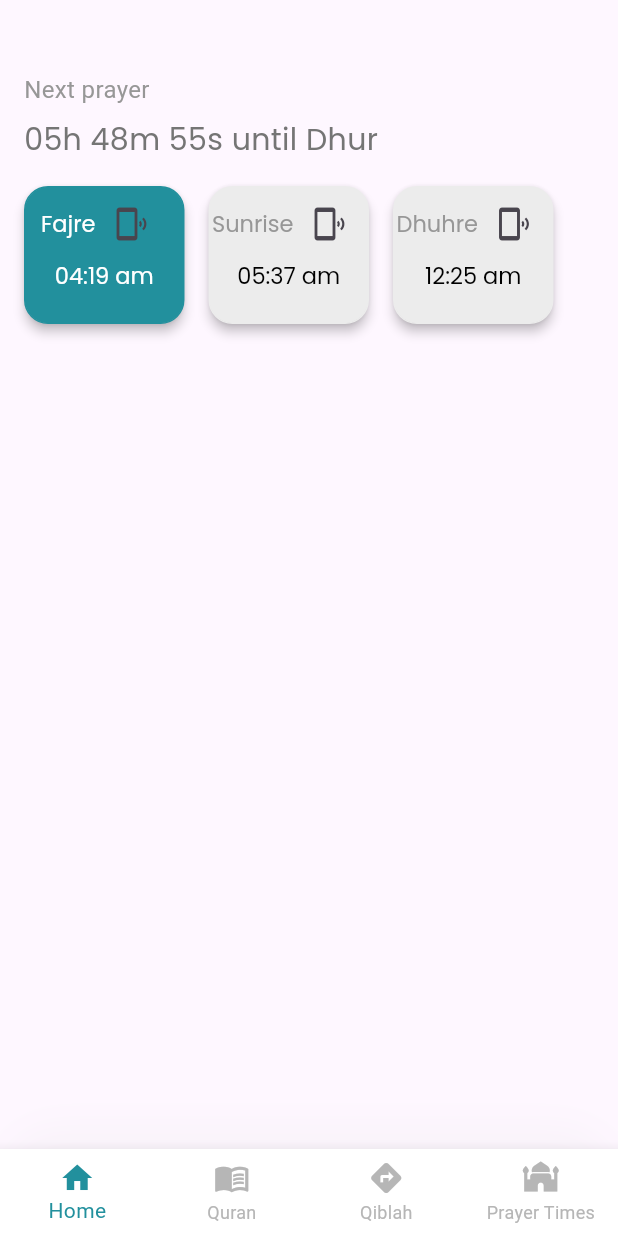
After one commit to azizktata/Quran_app, a Flutter app: the screen it shows after launch, after a tap on the "phonelink ring" icon, on a phone screen of 412 x 824 dp. The commit adds this screen. Run offline on Flutter 3.47's test engine with Material 3 defaults, Android fonts, the phone set to English and light mode, and no system bars; our stand-ins replace google_fonts.

Commit message:
new changes (bottom navbar, home screen)

```diff
--- a/lib/GlobalHelpers/constants.dart
+++ /dev/null
@@ -1,34 +0,0 @@
-var languagesLetters = [
-  {
-    "ar": [
-      "أ",
-      "ب",
-      "ت",
-      "ث",
-      "ج",
-      "ح",
-      "خ",
-      "د",
-      "ذ",
-      "ر",
-      "ز",
-      "س",
-      "ش",
-      "ص",
-      "ض",
-      "ط",
-      "ظ",
-      "ع",
-      "غ",
-      "ف",
-      "ق",
-      "ك",
-      "ل",
-      "م",
-      "ن",
-      "ه",
-      "و",
-      "ي"
-    ]
-  }
-];
--- /dev/null
+++ b/lib/constants.dart
@@ -0,0 +1,50 @@
+
+import 'dart:ui';
+
+import 'package:flutter/material.dart';
+
+const kPrimaryColor = Color(0xFF22909D);
+const kPrimaryLightColor = Color(0xFFececec);
+const kPrimaryLightColor3 = Color(0xFF9d9d9d);
+const kPrimaryGradientColor = LinearGradient(
+  begin: Alignment.topLeft,
+  end: Alignment.bottomRight,
+  colors: [Color(0xFFFFA53E), Color(0xFFFF7643)],
+);
+const kSecondaryColor = Color(0xFF979797);
+const kTextColor = Color(0xFF757575);
+
+var languagesLetters = [
+  {
+    "ar": [
+      "أ",
+      "ب",
+      "ت",
+      "ث",
+      "ج",
+      "ح",
+      "خ",
+      "د",
+      "ذ",
+      "ر",
+      "ز",
+      "س",
+      "ش",
+      "ص",
+      "ض",
+      "ط",
+      "ظ",
+      "ع",
+      "غ",
+      "ف",
+      "ق",
+      "ك",
+      "ل",
+      "م",
+      "ن",
+      "ه",
+      "و",
+      "ي"
+    ]
+  }
+];
--- /dev/null
+++ b/lib/core/Home/Components/BottomNavBar.dart
@@ -0,0 +1,64 @@
+import 'package:flutter/material.dart';
+import 'package:quran_app/constants.dart';
+import 'package:quran_app/core/Home/Home.dart';
+import 'package:quran_app/core/quranPages/views/surah_list.dart';
+import 'package:quran_app/enums.dart';
+
+class BottomNavbar extends StatelessWidget {
+  final MenuState selectedMenu;
+  final Function(MenuState) onMenuSelected;
+  const BottomNavbar({super.key,required this.selectedMenu, required this.onMenuSelected});
+
+  @override
+  Widget build(BuildContext context) {
+    final Color inActiveIconColor = Color(0xFFB6B6B6);
+    return Container(
+
+      decoration: BoxDecoration(
+        color: Colors.white,
+        boxShadow: [
+          BoxShadow(
+            offset: Offset(0, -15),
+            blurRadius: 20,
+            color: Color(0xFFDADADA).withOpacity(0.15),
+          ),
+        ],
+        borderRadius: const BorderRadius.only(
+          topLeft: Radius.circular(40),
+          topRight: Radius.circular(40),
+        ),
+      ),
+      child: SafeArea(
+        top: false,
+        child: BottomNavigationBar(
+          type: BottomNavigationBarType.fixed,
+          backgroundColor: Colors.white,
+          selectedItemColor: kPrimaryColor,
+          unselectedItemColor: inActiveIconColor,
+          currentIndex: MenuState.values.indexOf(selectedMenu),
+          onTap: (index) {
+            onMenuSelected(MenuState.values[index]);
+          },
+          items: const [
+            BottomNavigationBarItem(
+              icon: Icon(Icons.home),
+              label: 'Home',
+            ),
+            BottomNavigationBarItem(
+              icon: Icon(Icons.menu_book),
+              label: 'Quran',
+            ),
+            BottomNavigationBarItem(
+              icon: Icon(Icons.directions),
+              label: 'Qiblah',
+            ),
+            BottomNavigationBarItem(
+              icon: Icon(Icons.mosque_rounded),
+              label: 'Prayer Times',
+            ),
+          ],
+        ),
+      ),
+    );
+  }
+}
--- /dev/null
+++ b/lib/core/Home/home.dart
@@ -0,0 +1,83 @@
+import 'dart:convert';
+
+import 'package:flutter/material.dart';
+import 'package:flutter/services.dart';
+import 'package:quran_app/core/Home/Components/BottomNavBar.dart';
+import 'package:quran_app/core/Home/prayerTimes.dart';
+import 'package:quran_app/core/quranPages/views/surah_list.dart';
+import 'package:quran_app/enums.dart';
+
+class HomeScreen extends StatefulWidget {
+  const HomeScreen({super.key});
+
+  @override
+  State<HomeScreen> createState() => _HomeScreenState();
+}
+
+class _HomeScreenState extends State<HomeScreen> {
+  var surahJsonData;
+  var quarterjsonData;
+
+   Future<void> loadJsonAsset() async {
+    final String jsonString =
+        await rootBundle.loadString('assets/json/surahs.json');
+    var data = jsonDecode(jsonString);
+    setState(() {
+      surahJsonData = data;
+    });
+    final String jsonString2 =
+        await rootBundle.loadString('assets/json/quarters.json');
+    var data2 = jsonDecode(jsonString2);
+    setState(() {
+      quarterjsonData = data2;
+    });
+
+   }
+    @override
+  void initState() {
+    loadJsonAsset();
+    super.initState();
+  }
+
+  @override
+  Widget build(BuildContext context) {
+    return Scaffold(
+      // appBar: PreferredSize(
+      //   preferredSize: Size.fromHeight(AppBar().preferredSize.height),
+      //   child: customBar(context),
+      // ),
+      body: Container(
+        width: double.infinity,
+        child: Column(
+          children: [
+            PrayerTimes()
+          ],
+        )
+      ),
+      bottomNavigationBar: BottomNavbar(
+        selectedMenu: MenuState.home,
+        onMenuSelected: (MenuState menu) {
+          Navigator.push(
+            context,
+            MaterialPageRoute(
+              builder: (context) {
+                switch (menu) {
+                  case MenuState.home:
+                    return HomeScreen();
+                  case MenuState.quran:
+                    return SurahList(surahJsonData: surahJsonData,);
+                  // case MenuState.settings:
+                  //   return SettingsScreen();
+                  // case MenuState.qiblah:
+                  //   return QiblahScreen();
+                  default:
+                    return HomeScreen();
+                }
+              },
+            ),
+          );
+        },
+      ),
+    );
+  }
+}
--- /dev/null
+++ b/lib/core/Home/prayerTimes.dart
@@ -0,0 +1,164 @@
+// ignore_for_file: public_member_api_docs, sort_constructors_first
+import 'package:flutter/material.dart';
+import 'package:google_fonts/google_fonts.dart';
+
+import 'package:quran_app/constants.dart';
+
+class PrayerTimes extends StatefulWidget {
+  const PrayerTimes({super.key});
+
+  @override
+  State<PrayerTimes> createState() => _PrayerTimesState();
+}
+
+class _PrayerTimesState extends State<PrayerTimes> {
+
+  @override
+  Widget build(BuildContext context) {
+    final screenSize = MediaQuery.of(context).size;
+    return Container(
+      width: screenSize.width,
+      padding: EdgeInsetsDirectional.fromSTEB(16, 48, 16, 0),
+      child: Column(
+        children: [
+          //Next Prayer
+          const Align(
+          alignment: AlignmentDirectional(-1, 0),
+          child: Padding(
+            padding: EdgeInsetsDirectional.fromSTEB(0, 0, 0, 8),
+            child: Text(
+              'Next prayer',
+              style: TextStyle(
+                color: kSecondaryColor,
+                fontSize: 16
+              ),
+              ),
+            ),
+          ),
+          Align(
+          alignment: const AlignmentDirectional(-1, 0),
+          child: Padding(
+            padding: const EdgeInsetsDirectional.fromSTEB(0, 0, 0, 16),
+            child: Text(
+              '05h 48m 55s until Dhur',
+              style: GoogleFonts.poppins(
+                color: kTextColor,
+                fontSize: 20,
+              ),
+              ),
+            ),
+          ),
+
+          Padding(
+            padding: EdgeInsetsDirectional.fromSTEB(0, 0, 0, 8),
+            child: Row(
+              mainAxisSize: MainAxisSize.max,
+              children: [
+                PrayerCard(prayerName: "Fajre", activePrayer: true, prayerTime: "04:19 am"),
+                PrayerCard(prayerName: "Sunrise", activePrayer: false, prayerTime: "05:37 am"),
+                PrayerCard(prayerName: "Dhuhre", activePrayer: false, prayerTime: "12:25 am")
+              ],
+           ),
+          )
+
+          ],
+        ),
+    );
+  }
+}
+
+class PrayerCard extends StatelessWidget {
+  String prayerName;
+  bool activePrayer=false;
+  var prayerTime;
+   PrayerCard({
+    Key? key,
+    required this.prayerName,
+    required this.activePrayer,
+    required this.prayerTime
+  }) : super(key: key);
+
+  @override
+  Widget build(BuildContext context) {
+    return // Generated code for this Container Widget...
+Padding(
+  padding: EdgeInsetsDirectional.fromSTEB(0, 0, 16, 0),
+  child: Material(
+    color: Colors.transparent,
+    elevation: 3,
+    shape: RoundedRectangleBorder(
+      borderRadius: BorderRadius.circular(16),
+    ),
+
+    child: Container(
+
+      width: 107,
+      height: 92,
+      decoration:
+      activePrayer ? BoxDecoration(
+        color: kPrimaryColor,
+        borderRadius: BorderRadius.circular(16),
+        border: Border.all(
+          color: kPrimaryColor,
+        ),
+      )
+      : BoxDecoration(
+        color: kPrimaryLightColor,
+        borderRadius: BorderRadius.circular(16),
+        border: Border.all(
+          color: kPrimaryLightColor,
+        ),
+      )
+      ,
+      child: Align(
+        alignment: AlignmentDirectional(0, 0),
+        child: Padding(
+          padding: EdgeInsetsDirectional.fromSTEB(0, 0, 0, 0),
+          child: Column(
+            mainAxisSize: MainAxisSize.max,
+            mainAxisAlignment: MainAxisAlignment.start,
+            crossAxisAlignment: CrossAxisAlignment.center,
+            children: [
+              Row(
+                mainAxisSize: MainAxisSize.max,
+                mainAxisAlignment: MainAxisAlignment.center,
+                children: [
+                  Padding(
+                    padding: EdgeInsetsDirectional.fromSTEB(0, 0, 0, 0),
+                    child: Text(
+                      prayerName,
+                      style: GoogleFonts.poppins(
+
+                            color: activePrayer ? Colors.white : kSecondaryColor,
+                            fontSize: 15,
+                            letterSpacing: 0,
+                          ),
+                    ),
+                  ),
+                  IconButton(
+                  icon: Icon(Icons.phonelink_ring),
+                  onPressed: () => {}
+                ),
+                ],
+              ),
+              Align(
+                alignment: AlignmentDirectional(0, 0),
+                child: Text(
+                  prayerTime,
+                  style:  GoogleFonts.poppins(
+                            color: activePrayer ? Colors.white : Colors.black,
+                            fontSize: 15,
+                            letterSpacing: 0,
+                          ),
+                ),
+              ),
+            ],
+          ),
+        ),
+      ),
+    ),
+  ),
+);
+
+  }
+}
--- a/lib/core/quranPages/views/home.dart
+++ /dev/null
@@ -1,52 +0,0 @@
-import 'dart:convert';
-
-import 'package:flutter/material.dart';
-import 'package:flutter/services.dart';
-import 'package:quran_app/core/quranPages/views/surah_list.dart';
-
-
-
-class Home extends StatefulWidget {
-  const Home({super.key});
-
-  @override
-  State<Home> createState() => _HomeState();
-}
-
-class _HomeState extends State<Home> {
-  var widgejsonData;
-  var quarterjsonData;
-
-   Future<void> loadJsonAsset() async {
-    final String jsonString =
-        await rootBundle.loadString('assets/json/surahs.json');
-    var data = jsonDecode(jsonString);
-    setState(() {
-      widgejsonData = data;
-    });
-    final String jsonString2 =
-        await rootBundle.loadString('assets/json/quarters.json');
-    var data2 = jsonDecode(jsonString2);
-    setState(() {
-      quarterjsonData = data2;
-    });
-
-   }
-
-   @override
-    void initState() {
-      loadJsonAsset();
-      super.initState();
-   }
-
-  @override
-  Widget build(BuildContext context) {
-    return Scaffold(
-      body: Center(
-        child: ElevatedButton(onPressed: (){
-          Navigator.push(context, MaterialPageRoute(builder: (builder)=> SurahList(surahJsonData: widgejsonData)));
-        }, child: const Text("Go to Surah List")),
-      ),
-    );
-  }
-}
--- a/lib/core/quranPages/views/quran_page.dart
+++ b/lib/core/quranPages/views/quran_page.dart
@@ -138,11 +138,12 @@ class _QuranPageState extends State<QuranPage> {
                               child: SizedBox(
 
                                 width: double.infinity,
+
                                 child: RichText(
 
                                   key: richTextKeys[index-1],
                                   textDirection: TextDirection.rtl,
-                                  textAlign: (index == 1 || index == 2 || index > 570) ? TextAlign.center : TextAlign.center,
+                                  textAlign: TextAlign.center,
                                   softWrap: true,
                                   locale: const Locale("ar"),
                                   text: TextSpan(
@@ -155,23 +156,51 @@ class _QuranPageState extends State<QuranPage> {
                                       for (var i = e["start"]; i <= e["end"]; i++){
 
                                         if(i == 1){
-                                          // spans.add(WidgetSpan(
-                                          //   child: Text("${i}")
-                                          //   ));
+                                          spans.add(
+
+                                            WidgetSpan(
+                                            child: SizedBox(
+                                              height: 50,
+                                              child: Stack(
+                                                children: [
+                                                  Center(
+                                                    child: Image.asset(
+                                                      "assets/images/888-02.png",
+                                                      width: MediaQuery.of(context).size.width,
+                                                      height: 50,
+                                                    ),
+
+                                                  ),
+                                                  Center(
+                                                    child: Text(
+                                                      "${widget.surahJsonData[e['surah']-1]['name']}",
+                                                      style: TextStyle(
+                                                        fontSize: 20
+                                                      ),
+                                                      ),
+                                                  )
+                                                ],
+                                              ),
+                                            )
+
+
+                                            ));
 
                                           if (index != 187 && index != 1 ) {
                                             spans.add(WidgetSpan(
                                             child: Basmallah(),
                                           ));
                                           }
+                                          // Surah tawbah without Basmalah
                                           if (index == 187 ) {
                                             spans.add(WidgetSpan(
-                                          child: Container(
-                                            height: 10,
+                                            child: SizedBox(
+                                              height: 5,
                                             ),
                                           ));
                                           }
                                       }
+
 
                                         // Verses
                                         spans.add(TextSpan(
@@ -181,15 +210,16 @@ class _QuranPageState extends State<QuranPage> {
                                       // quran.getVerseQCF(e["surah"], i, verseEndSymbol: true)
                                           style: TextStyle(
                                             color: Colors.black,
-                                            height: (index == 1 || index == 2) ? 2 : 1.85,
+                                            height: (index == 1 || index == 2) ? 2 : 1.80,
                                             letterSpacing: 0,
                                             wordSpacing: 0,
                                             fontFamily:
                                               "QCF_P${index.toString().padLeft(3, "0")}",
-                                            fontSize: index == 1 || index ==2 ? 28.5 : 24.4,
+                                            fontSize: index == 1 || index ==2 ? 28.5 : 24.3,
                                           )
                                         ));
                                       }
+
                                     return spans;
                                     }).toList()
                                   ),
@@ -198,9 +228,7 @@ class _QuranPageState extends State<QuranPage> {
                              ),
                           ),
 
-                          // const SizedBox(
-                          //   height: 15,
-                          // ),
+
                         ],
                       ),
                     )
--- a/lib/core/quranPages/views/surah_list.dart
+++ b/lib/core/quranPages/views/surah_list.dart
@@ -1,12 +1,15 @@
+import 'dart:convert';
+
 import 'package:flutter/material.dart';
+import 'package:flutter/services.dart';
 import 'package:quran/quran.dart';
 import 'package:quran_app/core/quranPages/views/quran_page.dart';
 import 'package:quran_app/models/surah.dart';
 
 class SurahList extends StatefulWidget {
 
-  final surahJsonData;
-  const SurahList({super.key, required this.surahJsonData});
+  var surahJsonData;
+   SurahList({super.key, required this.surahJsonData});
 
   @override
   State<SurahList> createState() => _SurahListState();
@@ -19,6 +22,7 @@ class _SurahListState extends State<SurahList> {
   @override
   void initState() {
     // fetchSurahs();
+
     setState(() {
       surahList = widget.surahJsonData;
     });
@@ -104,7 +108,6 @@ TextEditingController textEditingController = TextEditingController();
                       leading: SizedBox(
                         width: 45,
                         height: 45,
-
                         child: Center(
                           child: Text(
                             surahNumber.toString(),
--- /dev/null
+++ b/lib/enums.dart
@@ -0,0 +1 @@
+enum MenuState { home, quran, qiblah, prayer}
--- a/lib/main.dart
+++ b/lib/main.dart
@@ -1,5 +1,5 @@
 import 'package:flutter/material.dart';
-import 'package:quran_app/core/quranPages/views/home.dart';
+import 'package:quran_app/core/Home/home.dart';
  void main() {
   runApp(const MyApp());
 }
@@ -13,25 +13,11 @@ class MyApp extends StatelessWidget {
     return MaterialApp(
       title: 'Flutter Demo',
       theme: ThemeData(
-        // This is the theme of your application.
-        //
-        // TRY THIS: Try running your application with "flutter run". You'll see
-        // the application has a purple toolbar. Then, without quitting the app,
-        // try changing the seedColor in the colorScheme below to Colors.green
-        // and then invoke "hot reload" (save your changes or press the "hot
-        // reload" button in a Flutter-supported IDE, or press "r" if you used
-        // the command line to start the app).
-        //
-        // Notice that the counter didn't reset back to zero; the application
-        // state is not lost during the reload. To reset the state, use hot
-        // restart instead.
-        //
-        // This works for code too, not just values: Most code changes can be
-        // tested with just a hot reload.
+
         colorScheme: ColorScheme.fromSeed(seedColor: Colors.deepPurple),
         useMaterial3: true,
       ),
-      home: const Home(),
+      home: const HomeScreen(),
     );
   }
 }
```
Also changed, not shown: pubspec.yaml (+7 -4 lines), assets/fonts/UthmanicQaloun V21.ttf (added), pubspec.lock, 7 other files. Lines whose indentation alone changed are shown as unchanged.
